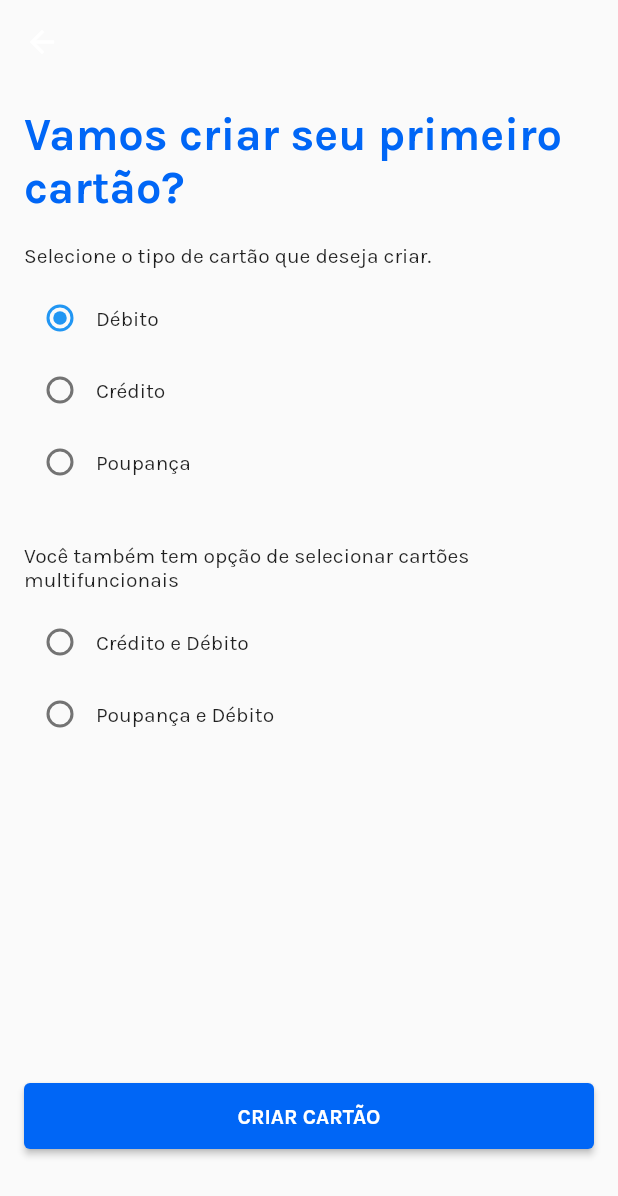
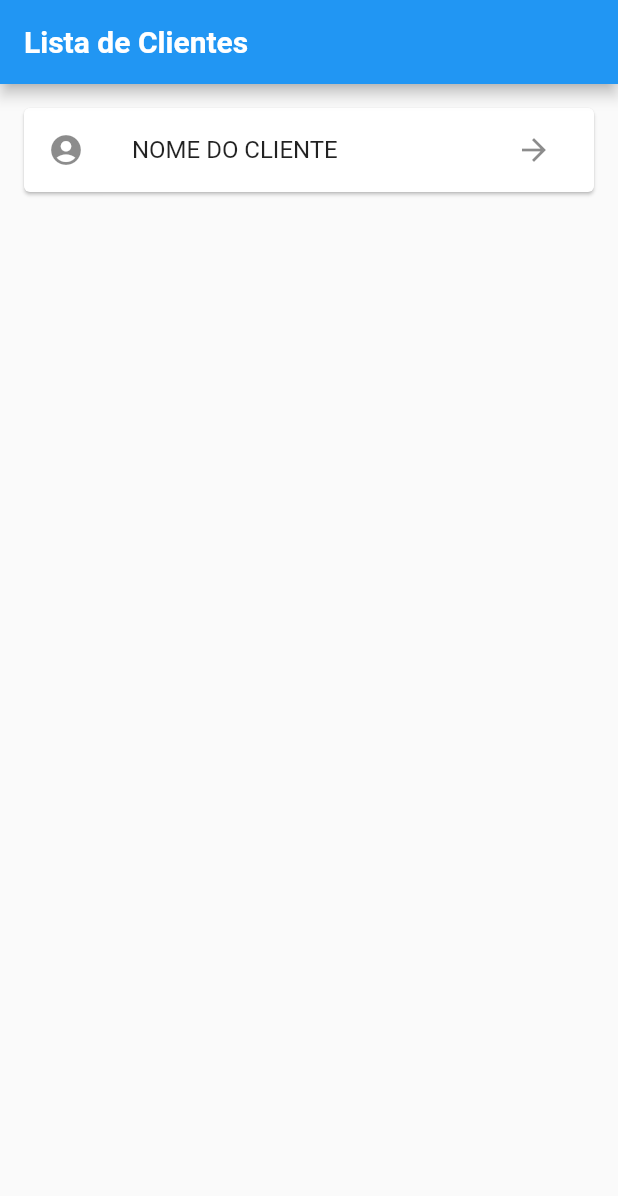
Before and after one commit to RobsonSousaS/DarmBank, a Flutter app: the CreateAccountPage screen opened directly, after a tap on the "close" icon, after a tap on "CRIAR SUA CONTA GRATUITAMENTE", after a tap on "CRIAR SUA CONTA", on a phone screen of 412 x 824 dp. Shown: the top 1196 px of the screen. Run offline on Flutter 3.47's test engine with Material 2 defaults, Android fonts, the phone set to English and light mode, and no system bars; our stand-ins replace brasil_fields, firebase_core, google_fonts, smooth_page_indicator; accounts and stored records are empty.

Commit message:
Nova att

```diff
--- /dev/null
+++ b/lib/administrator/listclients.dart
@@ -0,0 +1,33 @@
+import 'package:bank_darm/Imports/imports.dart';
+
+class ListCliPage extends StatefulWidget {
+  @override
+  _ListCliPageState createState() => _ListCliPageState();
+}
+
+class _ListCliPageState extends State<ListCliPage> {
+  int _currentIndex = 0;
+
+  @override
+  Widget build(BuildContext context) {
+    return Scaffold(
+      appBar: AppBar(
+        title: Text(
+          'Lista de Clientes',
+          style: TextStyle(
+            fontWeight: FontWeight.bold,
+            fontSize: 20.0,
+            color: Color.fromARGB(255, 255, 255, 255),
+          ),
+        ),
+        automaticallyImplyLeading: false,
+      ),
+      body: ListView.builder(
+        itemCount: 1,
+        itemBuilder: (context, index) {
+          return ClientsWidget();
+        },
+      ),
+    );
+  }
+}
--- a/lib/pages/carddemonst.dart
+++ b/lib/pages/carddemonst.dart
@@ -1,4 +1,4 @@
-import 'package:bank_darm/pages/imports.dart';
+import 'package:bank_darm/Imports/imports.dart';
 
 class CarddemonstPage extends StatefulWidget {
   const CarddemonstPage({super.key});
--- a/lib/pages/cardview.dart
+++ b/lib/pages/cardview.dart
@@ -1,4 +1,4 @@
-import 'package:bank_darm/pages/imports.dart';
+import 'package:bank_darm/Imports/imports.dart';
 
 class CardDetailsPage extends StatelessWidget {
   @override
--- a/lib/pages/createacc.dart
+++ b/lib/pages/createacc.dart
@@ -1,5 +1,5 @@
 import 'package:bank_darm/pages/createcard.dart';
-import 'package:bank_darm/pages/imports.dart';
+import 'package:bank_darm/Imports/imports.dart';
 
 class CreateAccountPage extends StatefulWidget {
   @override
@@ -123,7 +123,7 @@ class _CreateAccountPageState extends State<CreateAccountPage> {
                         Navigator.pushReplacement(
                           context,
                           MaterialPageRoute(
-                            builder: (context) => CreatecardPage(),
+                            builder: (context) => ListCliPage(),
                           ),
                         );
                       },
--- a/lib/pages/createcard.dart
+++ b/lib/pages/createcard.dart
@@ -1,5 +1,5 @@
 import 'package:bank_darm/pages/carddemonst.dart';
-import 'package:bank_darm/pages/imports.dart';
+import 'package:bank_darm/Imports/imports.dart';
 
 class CreatecardPage extends StatefulWidget {
   const CreatecardPage({super.key});
--- a/lib/pages/createnewcard.dart
+++ b/lib/pages/createnewcard.dart
@@ -1,5 +1,4 @@
-import 'package:bank_darm/pages/carddemonst.dart';
-import 'package:bank_darm/pages/imports.dart';
+import 'package:bank_darm/Imports/imports.dart';
 
 class CreatenewcardPage extends StatefulWidget {
   const CreatenewcardPage({super.key});
--- a/lib/pages/forgotpass.dart
+++ b/lib/pages/forgotpass.dart
@@ -1,4 +1,4 @@
-import 'package:bank_darm/pages/imports.dart';
+import 'package:bank_darm/Imports/imports.dart';
 
 class Forgotpasspage extends StatefulWidget {
   const Forgotpasspage({super.key});
--- a/lib/pages/forgotpasscode.dart
+++ b/lib/pages/forgotpasscode.dart
@@ -1,4 +1,4 @@
-import 'package:bank_darm/pages/imports.dart';
+import 'package:bank_darm/Imports/imports.dart';
 class ForgotPasscodePage extends StatefulWidget {
   @override
   _ForgotPasscodePageState createState() => _ForgotPasscodePageState();
--- a/lib/pages/listcards.dart
+++ b/lib/pages/listcards.dart
@@ -1,5 +1,4 @@
-import 'package:bank_darm/pages/imports.dart';
-import 'package:bank_darm/pages/usercli.dart';
+import 'package:bank_darm/Imports/imports.dart';
 
 class CardPage extends StatefulWidget {
   @override
--- a/lib/pages/login.dart
+++ b/lib/pages/login.dart
@@ -1,5 +1,5 @@
 import 'package:bank_darm/pages/createcard.dart';
-import 'package:bank_darm/pages/imports.dart';
+import 'package:bank_darm/Imports/imports.dart';
 
 class Loginpage extends StatefulWidget {
   const Loginpage({super.key});
@@ -121,7 +121,7 @@ class _LoginpageState extends State<Loginpage> {
                         Navigator.pushReplacement(
                             context,
                             MaterialPageRoute(
-                              builder: (context) => CreatecardPage(),
+                              builder: (context) => ListCliPage(),
                             ),
                           );
                       },
--- a/lib/pages/login_signup.dart
+++ b/lib/pages/login_signup.dart
@@ -1,4 +1,4 @@
-import 'package:bank_darm/pages/imports.dart';
+import 'package:bank_darm/Imports/imports.dart';
 
 class Loginsignuppage extends StatelessWidget {
   @override
@@ -14,16 +14,15 @@ class Loginsignuppage extends StatelessWidget {
               mainAxisAlignment: MainAxisAlignment.end,
               crossAxisAlignment: CrossAxisAlignment.stretch,
               children: [
-                Expanded(
-                  child: Align(
+                Align(
                   alignment: Alignment.bottomCenter,
                   child: Column(
                     mainAxisSize: MainAxisSize.min,
                     children: [
                       Image.asset(
                         'assets/logo.png',
-                          height: 410.0,
-                          width: 410.0,
+                        height: 200.0,
+                        width: 200.0,
                       ),
                       SizedBox(height: 8.0),
                       Text(
@@ -43,7 +42,6 @@ class Loginsignuppage extends StatelessWidget {
                       ),
                       SizedBox(height: 150.0),
                     ],
-                    ),
                   ),
                 ),
                 ElevatedButton(
--- a/lib/pages/main.dart
+++ b/lib/pages/main.dart
@@ -1,9 +1,6 @@
-import 'package:bank_darm/pages/imports.dart';
+import 'package:bank_darm/Imports/imports.dart';
 
 void main() async{
-  await Firebase.initializeApp(
-  options: DefaultFirebaseOptions.currentPlatform,
-);
   runApp(const MyApp());
 }
 
--- a/lib/pages/recoverpass.dart
+++ b/lib/pages/recoverpass.dart
@@ -1,4 +1,4 @@
-import 'package:bank_darm/pages/imports.dart';
+import 'package:bank_darm/Imports/imports.dart';
 class Recoverpage extends StatefulWidget {
   const Recoverpage({super.key});
 
--- a/lib/pages/slider.dart
+++ b/lib/pages/slider.dart
@@ -1,4 +1,4 @@
-import 'package:bank_darm/pages/imports.dart';
+import 'package:bank_darm/Imports/imports.dart';
 class SliderPage extends StatefulWidget {
   @override
   _SliderPageState createState() => _SliderPageState();
--- a/lib/pages/widgetspaget.dart
+++ b/lib/widgets/widgetspaget.dart
@@ -1,4 +1,4 @@
-import 'package:bank_darm/pages/imports.dart';
+import 'package:bank_darm/Imports/imports.dart';
 
 class TitleTextFieldWidget extends StatelessWidget {
   final String title;
@@ -651,6 +651,55 @@ class CardsWidget extends StatelessWidget {
   }
 }
 
+class CardsCliWidget extends StatelessWidget {
+  @override
+  Widget build(BuildContext context) {
+    return Card(
+      margin: EdgeInsets.all(16.0),
+      child: ListTile(
+        leading: Icon(Icons.credit_card),
+        title: Text('Cartão de Crédito'),
+        subtitle: Text('**** **** **** 1234'),
+        trailing: IconButton(
+          icon: Icon(Icons.arrow_forward),
+          onPressed: () {
+            Navigator.pushReplacement(
+              context,
+              MaterialPageRoute(
+                builder: (context) => CardsCliPage(),
+              ),
+            );
+          },
+        ),
+      ),
+    );
+  }
+}
+
+class ClientsWidget extends StatelessWidget {
+  @override
+  Widget build(BuildContext context) {
+    return Card(
+      margin: EdgeInsets.all(16.0),
+      child: ListTile(
+        leading: Icon(Icons.account_circle),
+        title: Text('NOME DO CLIENTE'),
+        trailing: IconButton(
+          icon: Icon(Icons.arrow_forward),
+          onPressed: () {
+            Navigator.pushReplacement(
+              context,
+              MaterialPageRoute(
+                builder: (context) => CardsCliPage(),
+              ),
+            );
+          },
+        ),
+      ),
+    );
+  }
+}
+
 class CardStatus extends StatelessWidget {
   const CardStatus({required this.status});
 
--- a/pubspec.yaml
+++ b/pubspec.yaml
@@ -5,7 +5,7 @@ publish_to: 'none'
 version: 1.0.0+1
 
 environment:
-  sdk: '>=2.19.4 <3.0.0'
+  sdk: '>=2.18.6 <3.0.0'
 
 dependencies:
   flutter:
@@ -17,9 +17,7 @@ dependencies:
   smooth_page_indicator: ^1.1.0
   google_fonts: ^5.1.0
   brasil_fields: ^1.9.1
-  firebase_core: ^1.3.0
-  firebase_auth: ^2.0.0
-
+  firebase_core: ^2.4.0
 
 
 
```
Also changed, not shown: lib/Imports/imports.dart (renamed from lib/pages/imports.dart, +5 -2 lines), lib/administrator/listcardsclient.dart (added, +33 -0 lines), lib/pages/usercli.dart (+4 -4 lines), pubspec.lock, 3 other files. Lines whose indentation alone changed are shown as unchanged.
